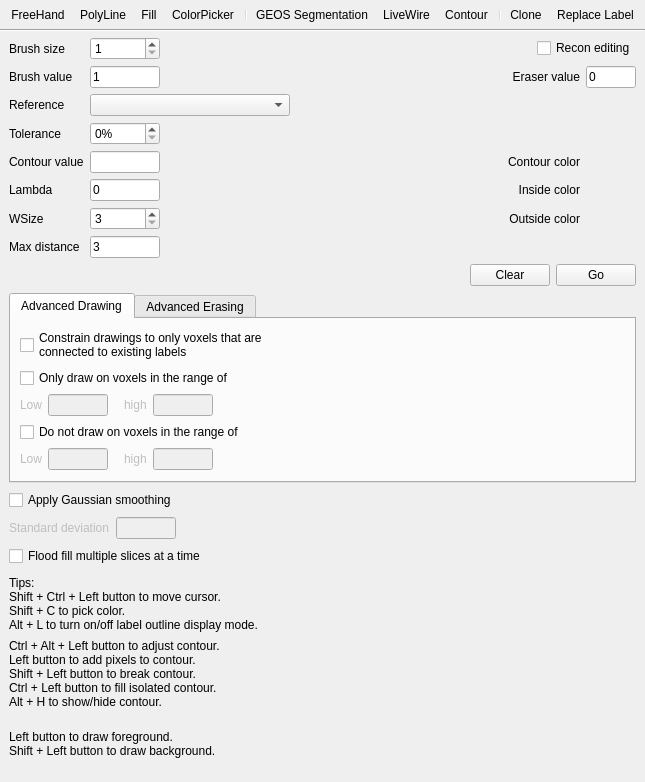
This is freeview/ToolWindowEdit.ui in freesurfer/freesurfer as Qt 5 draws it before an edit. The edited form follows.
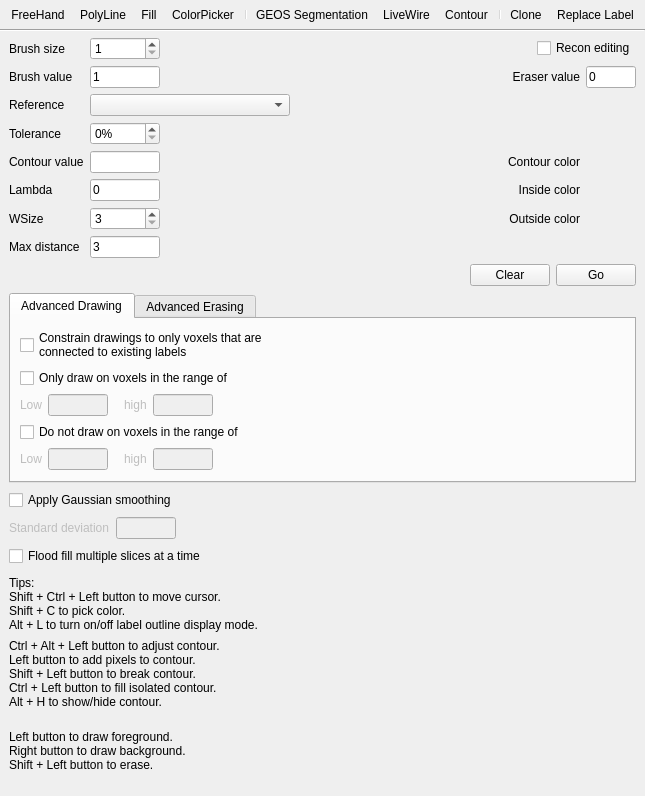
This is the edited form. Icons and pictures are not drawn. Custom widgets are drawn as their Qt base class.

Commit message: Option to erase when drawing GeoS foreground and background

Patch:
```diff
--- a/freeview/ToolWindowEdit.ui
+++ b/freeview/ToolWindowEdit.ui
@@ -916,7 +916,8 @@
       <widget class="QLabel" name="labelTipsGeoS">
        <property name="text">
         <string>Left button to draw foreground.
-Shift + Left button to draw background.
+Right button to draw background.
+Shift + Left button to erase.
 </string>
        </property>
       </widget>
```
The commit also changes 1 other file.
